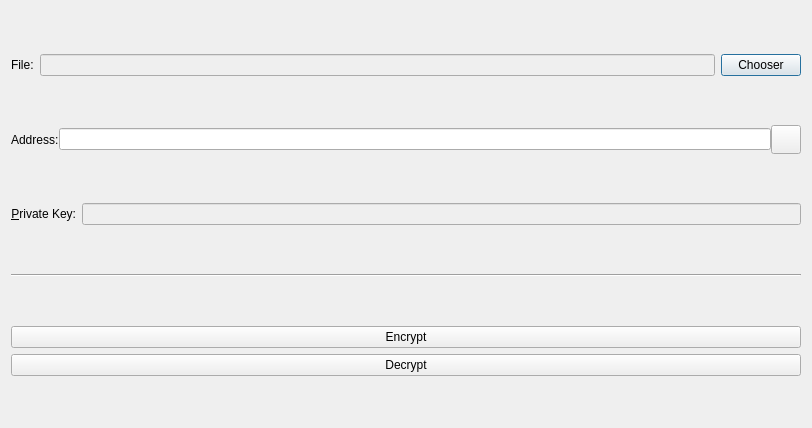
This is src/qt/forms/encryptdecryptdialog.ui in mceme/ImageCoin as Qt 5 draws it before an edit. The edited form follows.
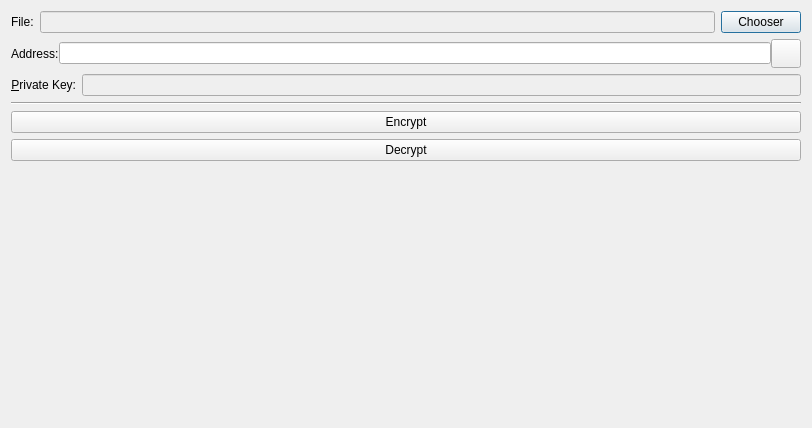
This is the edited form. Custom widgets are drawn as their Qt base class.

The edit to the form file:
```diff
--- a/src/qt/forms/encryptdecryptdialog.ui
+++ b/src/qt/forms/encryptdecryptdialog.ui
@@ -16,7 +16,7 @@
   <property name="autoFillBackground">
    <bool>true</bool>
   </property>
-  <layout class="QVBoxLayout" name="verticalLayout" stretch="0,0,0,0,0">
+  <layout class="QVBoxLayout" name="verticalLayout" stretch="0,0,0,0,0,0">
    <property name="bottomMargin">
     <number>8</number>
    </property>
@@ -146,6 +146,17 @@
      </item>
     </layout>
    </item>
+   <item>
+    <layout class="QHBoxLayout" name="horizontalLayout_2">
+     <item>
+      <widget class="QLabel" name="MessageBox">
+       <property name="text">
+        <string/>
+       </property>
+      </widget>
+     </item>
+    </layout>
+   </item>
   </layout>
  </widget>
  <customwidgets>
```
